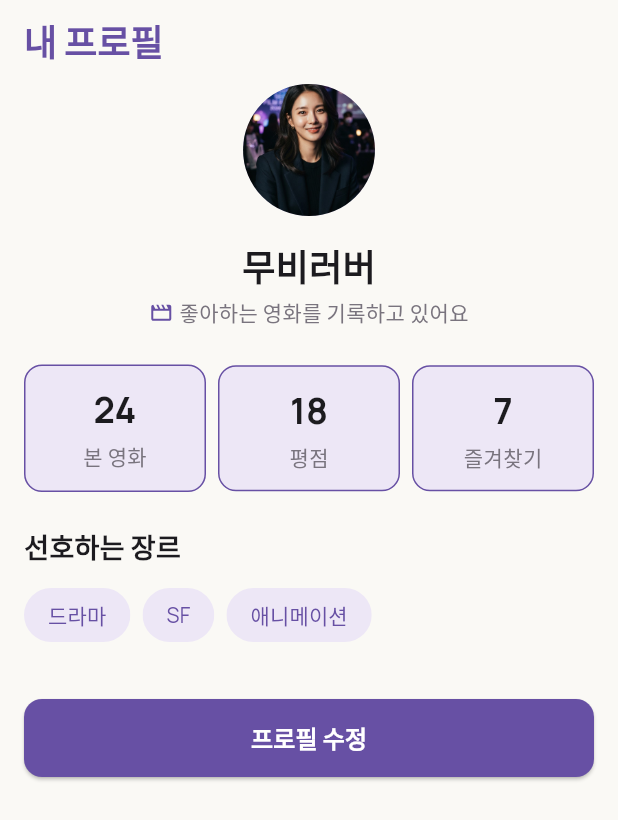
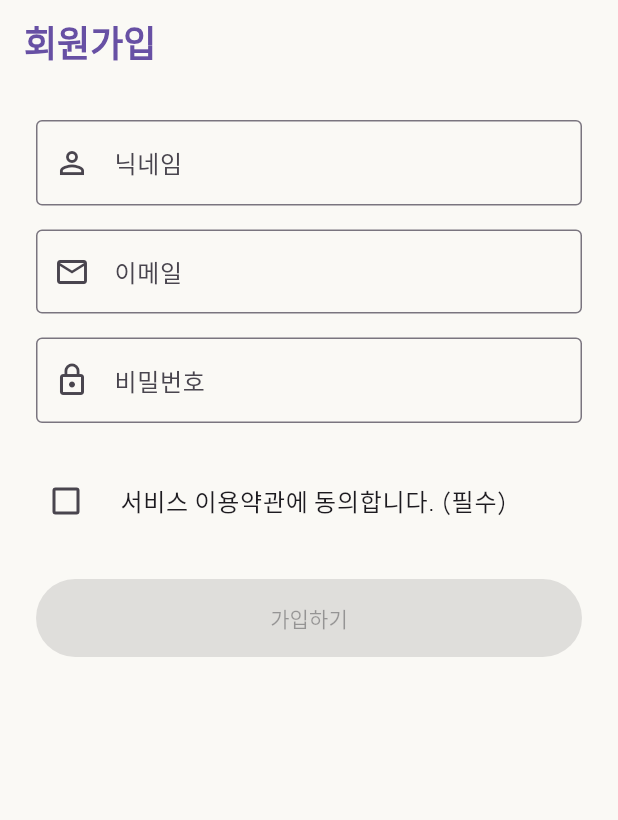
Before and after one commit to seoktae-lee/movielog, a Flutter app: the screen it shows after launch, on a phone screen of 412 x 824 dp. Shown: the top 820 px of the screen. Run offline on Flutter 3.47's test engine with Material 3 defaults, Android fonts, the phone set to English and light mode, and no system bars; our stand-ins replace flutter_svg.

Commit message:
feat: 회원가입 Form 화면과 입력 검증을 구현한다
- 닉네임·이메일·비밀번호 TextFormField와 Validator
- 필수 약관 Checkbox, 조건 충족 시 가입 버튼 활성화
- 제출 시 Form 전체 재검증, Controller·FocusNode dispose
- 입력 전·오류·완료·키보드 상태 스크린샷 4장 추가

```diff
--- a/lib/movie_log_app.dart
+++ b/lib/movie_log_app.dart
@@ -1,6 +1,6 @@
 import 'package:flutter/material.dart';
 
-import 'profile_screen.dart';
+import 'sign_up_screen.dart';
 import 'theme/app_theme.dart';
 
 /// 앱 전체 설정을 담당하는 최상위 Widget.
@@ -13,7 +13,7 @@ class MovieLogApp extends StatelessWidget {
       debugShowCheckedModeBanner: false,
       title: 'MovieLog',
       theme: AppTheme.light,
-      home: const ProfileScreen(),
+      home: const SignUpScreen(),
     );
   }
 }
--- /dev/null
+++ b/lib/sign_up_screen.dart
@@ -0,0 +1,187 @@
+import 'package:flutter/material.dart';
+
+import 'widgets/common_app_bar.dart';
+
+/// 2주차 회원가입 화면.
+///
+/// API 연결 없이 Form과 State만으로 입력·오류·완료 상태를 다룬다.
+class SignUpScreen extends StatefulWidget {
+  const SignUpScreen({super.key});
+
+  @override
+  State<SignUpScreen> createState() => _SignUpScreenState();
+}
+
+class _SignUpScreenState extends State<SignUpScreen> {
+  // build 안에서 만들면 리빌드마다 새 키가 생겨 validate()가 동작하지 않는다.
+  final _formKey = GlobalKey<FormState>();
+
+  // Controller와 FocusNode는 build 밖(State 필드)에서 한 번만 만든다.
+  // build 안에서 만들면 리빌드마다 입력값과 Focus가 초기화된다.
+  final _nicknameController = TextEditingController();
+  final _emailController = TextEditingController();
+  final _passwordController = TextEditingController();
+
+  // 닉네임 입력 후 이메일로, 이메일 입력 후 비밀번호로 Focus를 옮길 때 사용한다.
+  final _emailFocusNode = FocusNode();
+  final _passwordFocusNode = FocusNode();
+
+  bool _agreedToTerms = false;
+
+  @override
+  void dispose() {
+    _nicknameController.dispose();
+    _emailController.dispose();
+    _passwordController.dispose();
+    _emailFocusNode.dispose();
+    _passwordFocusNode.dispose();
+    super.dispose();
+  }
+
+  /// null을 반환하면 유효, 문자열을 반환하면 그 문자열이 오류 메시지로 표시된다.
+  String? _validateNickname(String? value) {
+    final nickname = value?.trim() ?? '';
+    if (nickname.isEmpty) {
+      return '닉네임을 입력해주세요.';
+    }
+    if (nickname.length < 2) {
+      return '닉네임은 두 글자 이상 입력해주세요.';
+    }
+    return null;
+  }
+
+  String? _validateEmail(String? value) {
+    final email = value?.trim() ?? '';
+    if (email.isEmpty) {
+      return '이메일을 입력해주세요.';
+    }
+    // 아이디@도메인.최상위도메인 형태만 허용하는 최소 규칙.
+    final emailPattern = RegExp(r'^[^@\s]+@[^@\s]+\.[^@\s]+$');
+    if (!emailPattern.hasMatch(email)) {
+      return '올바른 이메일 형식이 아닙니다.';
+    }
+    return null;
+  }
+
+  String? _validatePassword(String? value) {
+    final password = value ?? '';
+    if (password.isEmpty) {
+      return '비밀번호를 입력해주세요.';
+    }
+    if (password.length < 8) {
+      return '비밀번호는 8자 이상 입력해주세요.';
+    }
+    return null;
+  }
+
+  /// 가입 버튼을 눌렀을 때 실행된다.
+  void _submit() {
+    // validate()는 모든 TextFormField의 validator를 실행하고,
+    // 하나라도 문자열을 반환하면 false를 돌려주며 해당 필드에 오류 메시지를 표시한다.
+    final isValid = _formKey.currentState?.validate() ?? false;
+    if (!isValid) return;
+
+    FocusScope.of(context).unfocus();
+
+    ScaffoldMessenger.of(context).showSnackBar(
+      SnackBar(content: Text('${_nicknameController.text.trim()}님, 가입을 환영합니다!')),
+    );
+  }
+
+  @override
+  Widget build(BuildContext context) {
+    // 버튼을 켤지 정하는 느슨한 조건. 최종 검증은 _submit()의 validate()가 담당한다.
+    final canSubmit = _nicknameController.text.trim().length >= 2 &&
+        _emailController.text.contains('@') &&
+        _passwordController.text.length >= 8 &&
+        _agreedToTerms;
+
+    return Scaffold(
+      appBar: const CommonAppBar(title: '회원가입'),
+      body: SafeArea(
+        child: SingleChildScrollView(
+          padding: const EdgeInsets.all(24),
+          // 드래그로 스크롤하면 키보드를 닫는다.
+          keyboardDismissBehavior: ScrollViewKeyboardDismissBehavior.onDrag,
+          child: Form(
+            key: _formKey,
+            child: Column(
+              crossAxisAlignment: CrossAxisAlignment.stretch,
+              children: [
+                TextFormField(
+                  controller: _nicknameController,
+                  decoration: const InputDecoration(
+                    labelText: '닉네임',
+                    hintText: '두 글자 이상 입력',
+                    prefixIcon: Icon(Icons.person_outline),
+                    border: OutlineInputBorder(),
+                  ),
+                  textInputAction: TextInputAction.next,
+                  validator: _validateNickname,
+                  // 버튼 활성화 조건이 최신 입력값을 읽도록 화면을 다시 그린다.
+                  onChanged: (_) => setState(() {}),
+                  onFieldSubmitted: (_) => _emailFocusNode.requestFocus(),
+                ),
+                const SizedBox(height: 16),
+                TextFormField(
+                  controller: _emailController,
+                  focusNode: _emailFocusNode,
+                  decoration: const InputDecoration(
+                    labelText: '이메일',
+                    hintText: 'movielog@example.com',
+                    prefixIcon: Icon(Icons.mail_outline),
+                    border: OutlineInputBorder(),
+                  ),
+                  keyboardType: TextInputType.emailAddress,
+                  textInputAction: TextInputAction.next,
+                  validator: _validateEmail,
+                  onChanged: (_) => setState(() {}),
+                  onFieldSubmitted: (_) => _passwordFocusNode.requestFocus(),
+                ),
+                const SizedBox(height: 16),
+                TextFormField(
+                  controller: _passwordController,
+                  focusNode: _passwordFocusNode,
+                  decoration: const InputDecoration(
+                    labelText: '비밀번호',
+                    hintText: '8자 이상 입력',
+                    prefixIcon: Icon(Icons.lock_outline),
+                    border: OutlineInputBorder(),
+                  ),
+                  obscureText: true,
+                  // 마지막 필드이므로 완료 버튼으로 키보드를 닫는다.
+                  textInputAction: TextInputAction.done,
+                  validator: _validatePassword,
+                  onChanged: (_) => setState(() {}),
+                  onFieldSubmitted: (_) => FocusScope.of(context).unfocus(),
+                ),
+                const SizedBox(height: 24),
+                CheckboxListTile(
+                  value: _agreedToTerms,
+                  onChanged: (value) {
+                    setState(() {
+                      // value는 bool?이므로 null이면 false로 처리한다.
+                      _agreedToTerms = value ?? false;
+                    });
+                  },
+                  title: const Text('서비스 이용약관에 동의합니다. (필수)'),
+                  controlAffinity: ListTileControlAffinity.leading,
+                  contentPadding: EdgeInsets.zero,
+                ),
+                const SizedBox(height: 24),
+                FilledButton(
+                  // onPressed가 null이면 버튼이 비활성화된다.
+                  onPressed: canSubmit ? _submit : null,
+                  style: FilledButton.styleFrom(
+                    padding: const EdgeInsets.symmetric(vertical: 16),
+                  ),
+                  child: const Text('가입하기'),
+                ),
+              ],
+            ),
+          ),
+        ),
+      ),
+    );
+  }
+}
```
Also changed, not shown: docs/week2-01-empty.png (added), docs/week2-02-error.png (added), docs/week2-03-complete.png (added), docs/week2-04-keyboard.png (added).
